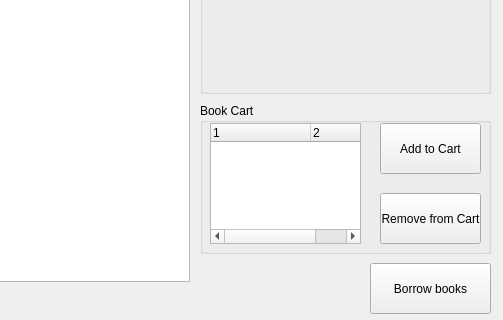
Before: the Qt Designer form lib.ui in baoprokute1234/BTL2, drawn with Qt 5; both pictures show x 290 to 793 and y 227 to 547 of the 793 by 547 pixel window.
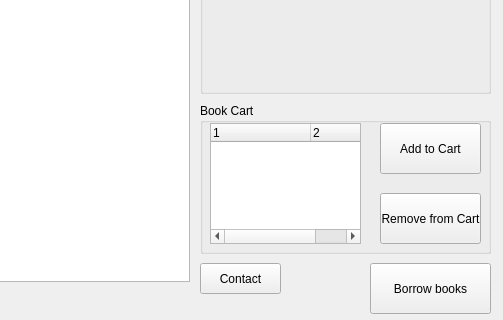
After: the same form once the commit is applied.

Patch:
```diff
--- a/lib.ui
+++ b/lib.ui
@@ -347,6 +347,19 @@
     <string>History</string>
    </property>
   </widget>
+  <widget class="QPushButton" name="contact">
+   <property name="geometry">
+    <rect>
+     <x>490</x>
+     <y>490</y>
+     <width>81</width>
+     <height>31</height>
+    </rect>
+   </property>
+   <property name="text">
+    <string>Contact</string>
+   </property>
+  </widget>
  </widget>
  <resources/>
  <connections/>
```
